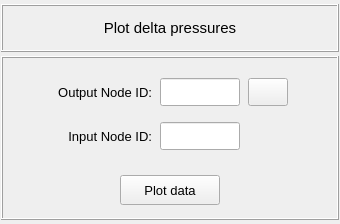
Before: the Qt Designer form pulse/interface/data/ui_files/plots/results/acoustic/get_acoustic_delta_pressures.ui in open-pulse/OpenPulse, drawn with Qt 5.
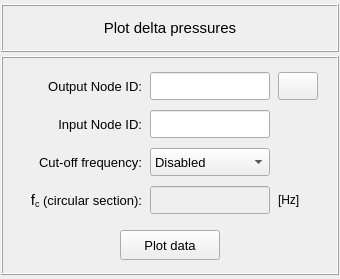
After: the same form once the commit is applied. Icons and pictures are not drawn.

Commit message: Add the cut-off frequency line to all acoustic plots

```diff
--- a/pulse/interface/data/ui_files/plots/results/acoustic/get_acoustic_delta_pressures.ui
+++ b/pulse/interface/data/ui_files/plots/results/acoustic/get_acoustic_delta_pressures.ui
@@ -7,7 +7,7 @@
     <x>0</x>
     <y>0</y>
     <width>340</width>
-    <height>224</height>
+    <height>279</height>
    </rect>
   </property>
   <property name="minimumSize">
@@ -19,7 +19,7 @@
   <property name="maximumSize">
    <size>
     <width>16777215</width>
-    <height>224</height>
+    <height>360</height>
    </size>
   </property>
   <property name="windowTitle">
@@ -173,7 +173,7 @@
           <number>2</number>
          </property>
          <property name="topMargin">
-          <number>2</number>
+          <number>8</number>
          </property>
          <property name="rightMargin">
           <number>2</number>
@@ -181,23 +181,46 @@
          <property name="bottomMargin">
           <number>2</number>
          </property>
-         <property name="horizontalSpacing">
+         <property name="spacing">
           <number>8</number>
          </property>
-         <property name="verticalSpacing">
-          <number>2</number>
-         </property>
-         <item row="0" column="1">
-          <widget class="QLabel" name="Input_NodeID">
+         <item row="0" column="0">
+          <spacer name="horizontalSpacer_6">
+           <property name="orientation">
+            <enum>Qt::Orientation::Horizontal</enum>
+           </property>
+           <property name="sizeHint" stdset="0">
+            <size>
+             <width>40</width>
+             <height>20</height>
+            </size>
+           </property>
+          </spacer>
+         </item>
+         <item row="0" column="4">
+          <spacer name="horizontalSpacer_7">
+           <property name="orientation">
+            <enum>Qt::Orientation::Horizontal</enum>
+           </property>
+           <property name="sizeHint" stdset="0">
+            <size>
+             <width>40</width>
+             <height>20</height>
+            </size>
+           </property>
+          </spacer>
+         </item>
+         <item row="1" column="1">
+          <widget class="QLabel" name="Output_NodeID">
            <property name="minimumSize">
             <size>
-             <width>100</width>
+             <width>120</width>
              <height>28</height>
             </size>
            </property>
            <property name="maximumSize">
             <size>
-             <width>100</width>
+             <width>140</width>
              <height>28</height>
             </size>
            </property>
@@ -209,43 +232,13 @@
             </font>
            </property>
            <property name="text">
-            <string>Output Node ID:</string>
+            <string>Input Node ID:</string>
            </property>
            <property name="alignment">
             <set>Qt::AlignmentFlag::AlignRight|Qt::AlignmentFlag::AlignTrailing|Qt::AlignmentFlag::AlignVCenter</set>
            </property>
           </widget>
          </item>
-         <item row="0" column="2">
-          <widget class="QLineEdit" name="lineEdit_output_node_id">
-           <property name="minimumSize">
-            <size>
-             <width>80</width>
-             <height>28</height>
-            </size>
-           </property>
-           <property name="maximumSize">
-            <size>
-             <width>80</width>
-             <height>28</height>
-            </size>
-           </property>
-           <property name="font">
-            <font>
-             <pointsize>10</pointsize>
-            </font>
-           </property>
-           <property name="layoutDirection">
-            <enum>Qt::LayoutDirection::LeftToRight</enum>
-           </property>
-           <property name="styleSheet">
-            <string notr="true"/>
-           </property>
-           <property name="alignment">
-            <set>Qt::AlignmentFlag::AlignCenter</set>
-           </property>
-          </widget>
-         </item>
          <item row="0" column="3">
           <widget class="QPushButton" name="pushButton_flip_nodes">
            <property name="minimumSize">
@@ -292,31 +285,100 @@
            </property>
           </widget>
          </item>
-         <item row="0" column="0">
-          <spacer name="horizontalSpacer_6">
-           <property name="orientation">
-            <enum>Qt::Orientation::Horizontal</enum>
+         <item row="2" column="1">
+          <widget class="QLabel" name="Output_NodeID_3">
+           <property name="minimumSize">
+            <size>
+             <width>120</width>
+             <height>28</height>
+            </size>
            </property>
-           <property name="sizeHint" stdset="0">
+           <property name="maximumSize">
             <size>
-             <width>40</width>
-             <height>20</height>
+             <width>140</width>
+             <height>28</height>
             </size>
            </property>
-          </spacer>
+           <property name="font">
+            <font>
+             <pointsize>10</pointsize>
+             <italic>false</italic>
+             <bold>false</bold>
+            </font>
+           </property>
+           <property name="text">
+            <string>Cut-off frequency:</string>
+           </property>
+           <property name="alignment">
+            <set>Qt::AlignmentFlag::AlignRight|Qt::AlignmentFlag::AlignTrailing|Qt::AlignmentFlag::AlignVCenter</set>
+           </property>
+          </widget>
          </item>
-         <item row="0" column="4">
-          <spacer name="horizontalSpacer_7">
-           <property name="orientation">
-            <enum>Qt::Orientation::Horizontal</enum>
+         <item row="2" column="2">
+          <widget class="QComboBox" name="comboBox_cutoff_frequency_options">
+           <property name="minimumSize">
+            <size>
+             <width>120</width>
+             <height>28</height>
+            </size>
            </property>
-           <property name="sizeHint" stdset="0">
+           <property name="maximumSize">
             <size>
-             <width>40</width>
-             <height>20</height>
+             <width>120</width>
+             <height>28</height>
             </size>
            </property>
-          </spacer>
+           <property name="font">
+            <font>
+             <pointsize>10</pointsize>
+            </font>
+           </property>
+           <item>
+            <property name="text">
+             <string>Disabled</string>
+            </property>
+           </item>
+           <item>
+            <property name="text">
+             <string>User-defined</string>
+            </property>
+           </item>
+           <item>
+            <property name="text">
+             <string>Automatic</string>
+            </property>
+           </item>
+          </widget>
+         </item>
+         <item row="0" column="2">
+          <widget class="QLineEdit" name="lineEdit_output_node_id">
+           <property name="minimumSize">
+            <size>
+             <width>80</width>
+             <height>28</height>
+            </size>
+           </property>
+           <property name="maximumSize">
+            <size>
+             <width>120</width>
+             <height>28</height>
+            </size>
+           </property>
+           <property name="font">
+            <font>
+             <pointsize>10</pointsize>
+            </font>
+           </property>
+           <property name="layoutDirection">
+            <enum>Qt::LayoutDirection::LeftToRight</enum>
+           </property>
+           <property name="styleSheet">
+            <string notr="true"/>
+           </property>
+           <property name="alignment">
+            <set>Qt::AlignmentFlag::AlignCenter</set>
+           </property>
+          </widget>
          </item>
          <item row="1" column="2">
           <widget class="QLineEdit" name="lineEdit_input_node_id">
@@ -328,7 +390,7 @@
            </property>
            <property name="maximumSize">
             <size>
-             <width>80</width>
+             <width>120</width>
              <height>28</height>
             </size>
            </property>
@@ -348,17 +410,17 @@
            </property>
           </widget>
          </item>
-         <item row="1" column="1">
-          <widget class="QLabel" name="Output_NodeID">
+         <item row="0" column="1">
+          <widget class="QLabel" name="Input_NodeID">
            <property name="minimumSize">
             <size>
-             <width>100</width>
+             <width>120</width>
              <height>28</height>
             </size>
            </property>
            <property name="maximumSize">
             <size>
-             <width>100</width>
+             <width>140</width>
              <height>28</height>
             </size>
            </property>
@@ -370,13 +432,97 @@
             </font>
            </property>
            <property name="text">
-            <string>Input Node ID:</string>
+            <string>Output Node ID:</string>
            </property>
            <property name="alignment">
             <set>Qt::AlignmentFlag::AlignRight|Qt::AlignmentFlag::AlignTrailing|Qt::AlignmentFlag::AlignVCenter</set>
            </property>
           </widget>
          </item>
+         <item row="3" column="2">
+          <widget class="QLineEdit" name="lineEdit_cutoff_frequency">
+           <property name="enabled">
+            <bool>false</bool>
+           </property>
+           <property name="minimumSize">
+            <size>
+             <width>120</width>
+             <height>28</height>
+            </size>
+           </property>
+           <property name="maximumSize">
+            <size>
+             <width>120</width>
+             <height>28</height>
+            </size>
+           </property>
+           <property name="font">
+            <font>
+             <pointsize>10</pointsize>
+            </font>
+           </property>
+           <property name="toolTip">
+            <string>&lt;html&gt;&lt;head/&gt;&lt;body&gt;&lt;p align=&quot;center&quot;&gt;f&lt;span style=&quot; vertical-align:sub;&quot;&gt;c&lt;/span&gt; = 1.8412 x C&lt;span style=&quot; vertical-align:sub;&quot;&gt;o &lt;/span&gt;/ (π * D&lt;span style=&quot; vertical-align:sub;&quot;&gt;in&lt;/span&gt;), &lt;/p&gt;&lt;p align=&quot;justify&quot;&gt;where C&lt;span style=&quot; vertical-align:sub;&quot;&gt;0&lt;/span&gt; is the fluid speed of sound in m/s, and D&lt;span style=&quot; vertical-align:sub;&quot;&gt;in&lt;/span&gt; is the pipe's internal diameter in m.&lt;/p&gt;&lt;/body&gt;&lt;/html&gt;</string>
+           </property>
+           <property name="layoutDirection">
+            <enum>Qt::LayoutDirection::LeftToRight</enum>
+           </property>
+           <property name="styleSheet">
+            <string notr="true"/>
+           </property>
+           <property name="alignment">
+            <set>Qt::AlignmentFlag::AlignCenter</set>
+           </property>
+          </widget>
+         </item>
+         <item row="3" column="1">
+          <widget class="QLabel" name="Output_NodeID_2">
+           <property name="minimumSize">
+            <size>
+             <width>120</width>
+             <height>28</height>
+            </size>
+           </property>
+           <property name="maximumSize">
+            <size>
+             <width>140</width>
+             <height>28</height>
+            </size>
+           </property>
+           <property name="font">
+            <font>
+             <pointsize>10</pointsize>
+             <italic>false</italic>
+             <bold>false</bold>
+            </font>
+           </property>
+           <property name="text">
+            <string>&lt;html&gt;&lt;head/&gt;&lt;body&gt;&lt;p&gt;&lt;span style=&quot; font-size:11pt;&quot;&gt;f&lt;/span&gt;&lt;span style=&quot; font-size:11pt; vertical-align:sub;&quot;&gt;c&lt;/span&gt; (circular section):&lt;/p&gt;&lt;/body&gt;&lt;/html&gt;</string>
+           </property>
+           <property name="alignment">
+            <set>Qt::AlignmentFlag::AlignRight|Qt::AlignmentFlag::AlignTrailing|Qt::AlignmentFlag::AlignVCenter</set>
+           </property>
+          </widget>
+         </item>
+         <item row="3" column="3">
+          <widget class="QLabel" name="label_2">
+           <property name="minimumSize">
+            <size>
+             <width>40</width>
+             <height>28</height>
+            </size>
+           </property>
+           <property name="maximumSize">
+            <size>
+             <width>40</width>
+             <height>28</height>
+            </size>
+           </property>
+           <property name="text">
+            <string>[Hz]</string>
+           </property>
+          </widget>
+         </item>
         </layout>
        </widget>
       </item>
```
The commit also changes 12 other files.
